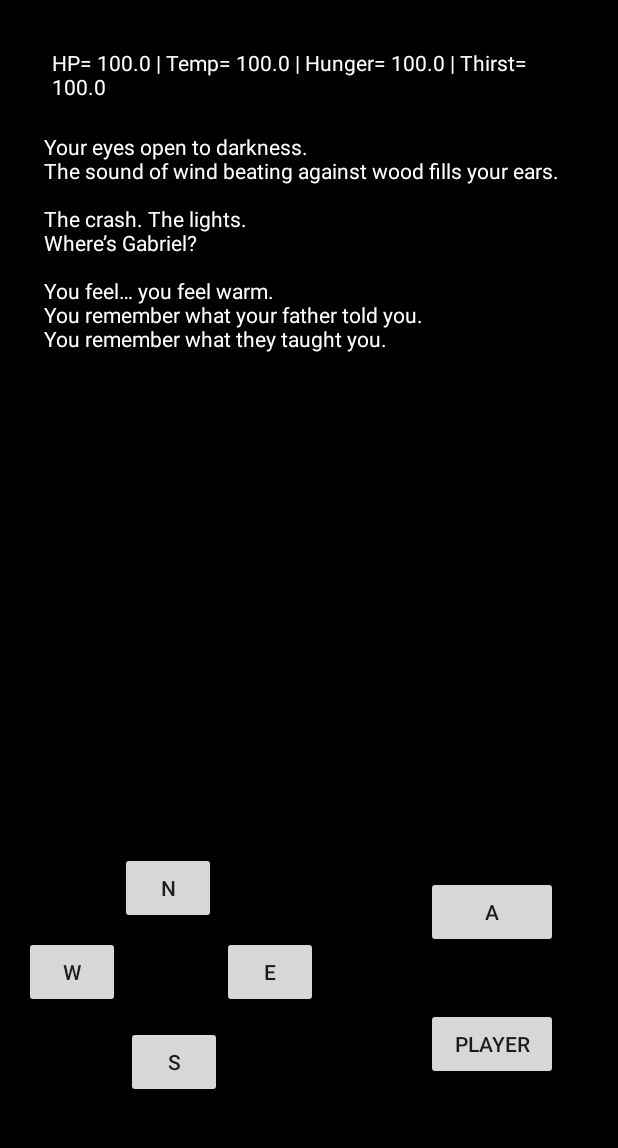
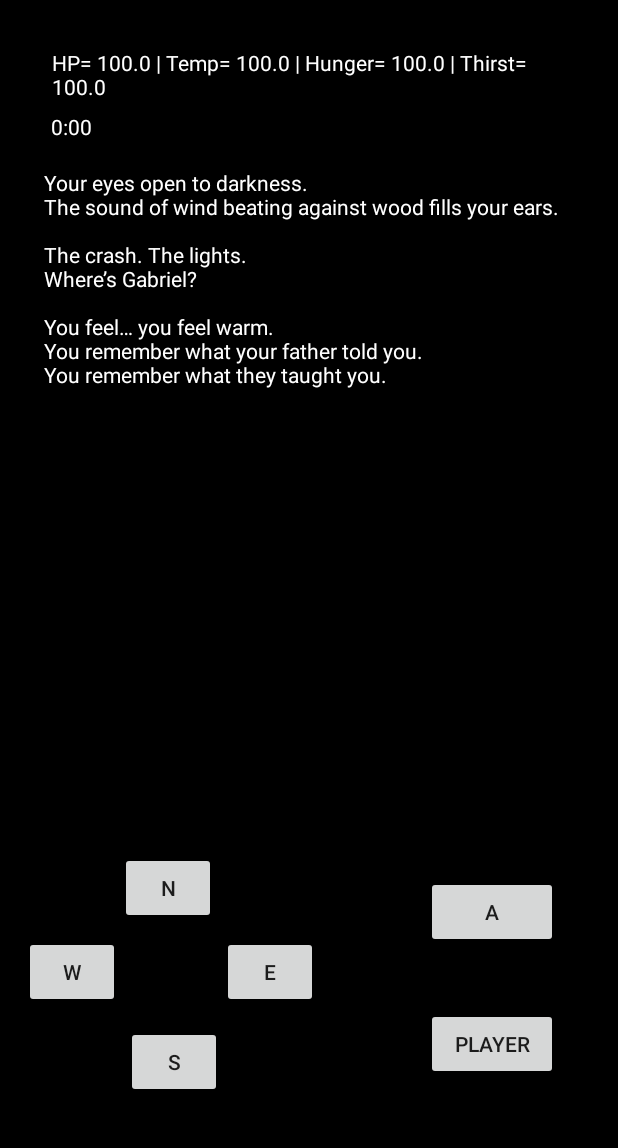
Before and after one commit to jacobv25/FinalProjectTest, an Android app: the PlayActivity screen opened directly, with no data from a screen before it, on a phone screen of 412 x 824 dp, the part 84-1232 px from its top. Run offline under Robolectric (Android 15) with nearby library versions, the light colour scheme and no system bars.

Commit message:
Added a textView that displays the time of day.

```diff
--- a/app/src/main/java/edu/miracosta/finalprojecttest/PlayActivity.java
+++ b/app/src/main/java/edu/miracosta/finalprojecttest/PlayActivity.java
@@ -32,7 +32,7 @@ public class PlayActivity extends AppCompatActivity {
     private Button inventoryButton;
     private TextView currentAreaTextView;
     private TextView playerConditionTextView;
-    private TextView bigTextView;
+    private TextView timeTextView;
 
     private Player player;
     private GameTime gameTime;
@@ -56,6 +56,7 @@ public class PlayActivity extends AppCompatActivity {
         inventoryButton = findViewById(R.id.playerButton);
         currentAreaTextView = findViewById(R.id.currentAreaTextView);
         playerConditionTextView = findViewById(R.id.playerConditionTextView);
+        timeTextView = findViewById(R.id.timeTextView);
 
         player = new Player();
         gameTime = new GameTime();
@@ -66,7 +67,9 @@ public class PlayActivity extends AppCompatActivity {
                 " | Hunger= " + player.getHunger() +
                 " | Thirst= " + player.getThirst());
 
-        //currentAreaTextView.setText(RUNNING_GAME_BOARD[player.getY()][player.getX()].getDisplayText());
+
+        timeTextView.setText(getTime());
+
         currentAreaTextView.setText(StoryElements.INTRO);
 
     }
@@ -94,7 +97,9 @@ public class PlayActivity extends AppCompatActivity {
                 " | Temp= " + player.getTemperature() +
                 " | Hunger= " + player.getHunger() +
                 " | Thirst= " + player.getThirst());
-
+        //update the time
+        timeTextView.setText(getTime());
+        //check if player is dead
         isPlayerDead(player);
     }
 
@@ -134,16 +139,20 @@ public class PlayActivity extends AppCompatActivity {
                         currentAreaTextView.setText(player.getDisplayText());
                     //}
 
+                    Damage.damagePlayer(player, weather, gameTime);
+                    Regeneration.regeneratePlayer(player);
+                    gameTime.passTime();
+                    BoardGame.update();
+
                     //update the player condition text view
                     playerConditionTextView.setText("HP= " + player.getCondition() +
                             " | Temp= " + player.getTemperature() +
                             " | Hunger= " + player.getHunger() +
                             " | Thirst= " + player.getThirst());
-
-                    Damage.damagePlayer(player, weather, gameTime);
-                    Regeneration.regeneratePlayer(player);
-                    gameTime.passTime();
-                    BoardGame.update();
+                    //update the time
+                    timeTextView.setText(getTime());
+                    //check if player is dead
+                    isPlayerDead(player);
                 }
         }
     }
@@ -157,4 +166,11 @@ public class PlayActivity extends AppCompatActivity {
             startActivity(intent);
         }
     }
+
+    private String getTime() {
+        int t = gameTime.getDayTime();
+        int hours = t / 60; //since both are ints, you get an int
+        int minutes = t % 60;
+        return String.format("%d:%02d", hours, minutes);
+    }
 }
--- a/app/src/main/java/edu/miracosta/finalprojecttest/model/Action.java
+++ b/app/src/main/java/edu/miracosta/finalprojecttest/model/Action.java
@@ -261,10 +261,7 @@ public class Action {
 
             player.setDisplayText(CAR_CRASH);
         }
-        if (player.getX() == CABN_6_2.getX() && player.getY() == CABN_6_2.getY() ) {
 
-            player.setDisplayText(BODY_CABIN);
-        }
 
     }
     //TODO: Get rid of hard coded values
--- a/app/src/main/java/edu/miracosta/finalprojecttest/model/GameTime.java
+++ b/app/src/main/java/edu/miracosta/finalprojecttest/model/GameTime.java
@@ -1,4 +1,6 @@
 package edu.miracosta.finalprojecttest.model;
+
+import javax.xml.datatype.Duration;
 
 /**
  * This class handles all total running time in the game and the
@@ -78,6 +80,8 @@ public class GameTime {
     }
 
     //////////GETTERS & SETTERS//////////
+
+
     public long getTotalTime() {
         return totalTime;
     }
--- a/app/src/main/res/layout/activity_death_screen.xml
+++ b/app/src/main/res/layout/activity_death_screen.xml
@@ -5,7 +5,7 @@
     android:layout_width="match_parent"
     android:layout_height="match_parent"
     android:background="@color/colorDefaultBackground"
-    tools:context=".DeathScreenActivity">
+    tools:context="DeathScreenActivity">
 
     <TextView
         android:id="@+id/deathTextView"
--- a/app/src/main/res/layout/activity_play.xml
+++ b/app/src/main/res/layout/activity_play.xml
@@ -61,6 +61,20 @@
         app:layout_constraintBottom_toBottomOf="parent"
         app:layout_constraintEnd_toEndOf="parent" />
 
+    <TextView
+        android:id="@+id/playerConditionTextView"
+        android:layout_width="348dp"
+        android:layout_height="32dp"
+        android:layout_marginStart="8dp"
+        android:layout_marginTop="32dp"
+        android:layout_marginEnd="8dp"
+        android:outlineSpotShadowColor="@color/colorWhite"
+        android:textColor="@color/colorWhite"
+        app:layout_constraintEnd_toEndOf="parent"
+        app:layout_constraintHorizontal_bias="0.553"
+        app:layout_constraintStart_toStartOf="parent"
+        app:layout_constraintTop_toTopOf="parent" />
+
     <Button
         android:id="@+id/actionButton"
         android:layout_width="wrap_content"
@@ -77,7 +91,7 @@
         android:layout_width="352dp"
         android:layout_height="386dp"
         android:layout_marginStart="8dp"
-        android:layout_marginTop="24dp"
+        android:layout_marginTop="48dp"
         android:layout_marginEnd="8dp"
         android:textColor="@color/colorWhite"
         app:layout_constraintEnd_toEndOf="parent"
@@ -86,17 +100,16 @@
         app:layout_constraintTop_toBottomOf="@+id/playerConditionTextView" />
 
     <TextView
-        android:id="@+id/playerConditionTextView"
-        android:layout_width="348dp"
-        android:layout_height="32dp"
+        android:id="@+id/timeTextView"
+        android:layout_width="80dp"
+        android:layout_height="25dp"
         android:layout_marginStart="8dp"
-        android:layout_marginTop="32dp"
         android:layout_marginEnd="8dp"
-        android:outlineSpotShadowColor="@color/colorWhite"
+        android:layout_marginBottom="12dp"
         android:textColor="@color/colorWhite"
+        app:layout_constraintBottom_toTopOf="@+id/currentAreaTextView"
         app:layout_constraintEnd_toEndOf="parent"
-        app:layout_constraintHorizontal_bias="0.553"
-        app:layout_constraintStart_toStartOf="parent"
-        app:layout_constraintTop_toTopOf="parent" />
+        app:layout_constraintHorizontal_bias="0.082"
+        app:layout_constraintStart_toStartOf="parent" />
 
 </android.support.constraint.ConstraintLayout>
--- a/app/src/main/res/values/strings.xml
+++ b/app/src/main/res/values/strings.xml
@@ -24,6 +24,9 @@
     <string name="plants">Plants</string>
     <string name="survival_tips">Survival Tips</string>
     <string name="look">Look</string>
-    <string name="death_screen">You Have Died</string>
+    <string name="details_name_text_view">Name</string>
+    <string name="details_description_text_view">Description</string>
+    <string name="learn_more_title_text_view">Learn More</string>
+    <string name="death_screen">You Are Dead</string>
     />
 </resources>
```
